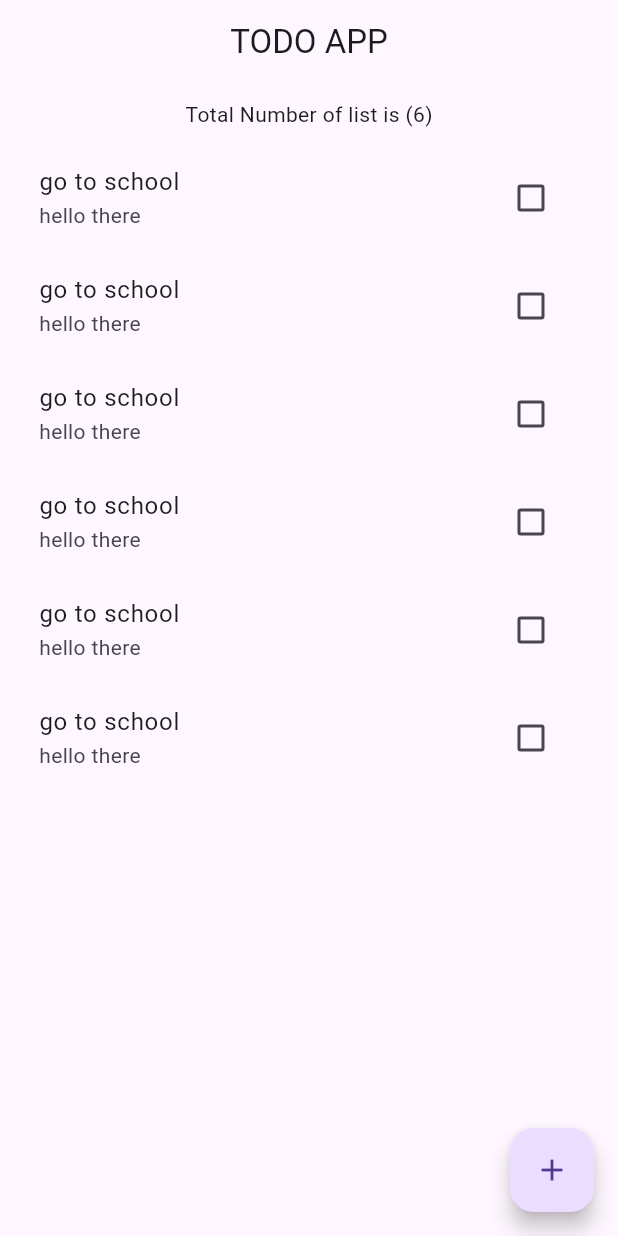
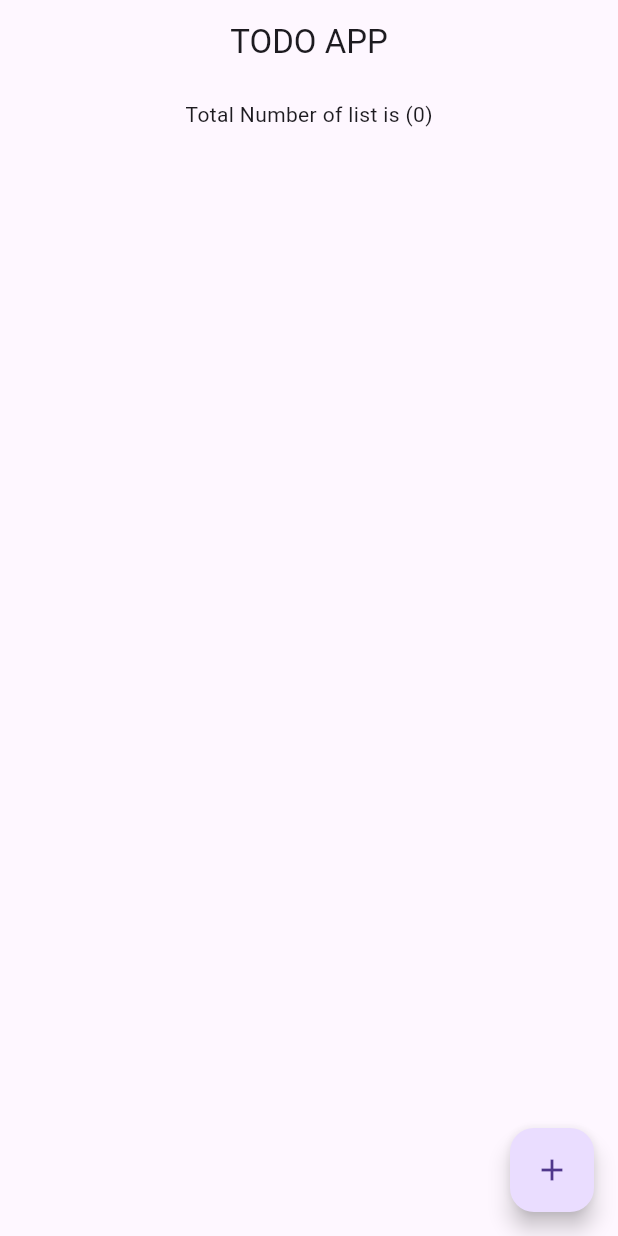
Before and after one commit to indra-chhedal/todo_indra, a Flutter app: the TodoAdd screen opened directly, after a tap on "Add Item", after a tap on "Cancel", on a phone screen of 412 x 824 dp. Run offline on Flutter 3.47's test engine with Material 3 defaults, Android fonts, the light colour scheme and no system bars.

Commit message:
10th commit

```diff
--- a/lib/models/todo.dart
+++ b/lib/models/todo.dart
@@ -9,12 +9,3 @@ class Todo {
     required this.isCompleted,
   });
 }
-
-List<Todo> todos = [
-  Todo(title: "go to school", description: "hello there", isCompleted: false),
-  Todo(title: "go to school", description: "hello there", isCompleted: false),
-  Todo(title: "go to school", description: "hello there", isCompleted: false),
-  Todo(title: "go to school", description: "hello there", isCompleted: false),
-  Todo(title: "go to school", description: "hello there", isCompleted: false),
-  Todo(title: "go to school", description: "hello there", isCompleted: false),
-];
--- a/lib/screens/todo_add_screen.dart
+++ b/lib/screens/todo_add_screen.dart
@@ -1,4 +1,5 @@
 import 'package:flutter/material.dart';
+import 'package:todo_indra/models/todo.dart';
 
 class TodoAdd extends StatefulWidget {
   const TodoAdd({super.key});
@@ -9,6 +10,17 @@ class TodoAdd extends StatefulWidget {
 
 class _TodoAddState extends State<TodoAdd> {
   final GlobalKey<FormState> _formKey = GlobalKey<FormState>();
+
+  TextEditingController titleControler = TextEditingController();
+  TextEditingController descriptionControler = TextEditingController();
+
+  @override
+  void dispose() {
+    titleControler.dispose();
+    descriptionControler.dispose();
+    super.dispose();
+  }
+
   @override
   Widget build(BuildContext context) {
     return Scaffold(
@@ -43,6 +55,7 @@ class _TodoAddState extends State<TodoAdd> {
                     Column(
                       children: [
                         TextFormField(
+                          controller: titleControler,
                           decoration: InputDecoration(
                             fillColor: const Color.fromARGB(255, 255, 254, 254),
                             // hintText: "Enter title",
@@ -64,7 +77,7 @@ class _TodoAddState extends State<TodoAdd> {
 
                         TextFormField(
                           maxLines: 3,
-
+                          controller: descriptionControler,
                           decoration: InputDecoration(
                             fillColor: const Color.fromARGB(255, 254, 254, 254),
                             // hintText: "Enter Description",
@@ -95,7 +108,16 @@ class _TodoAddState extends State<TodoAdd> {
                         children: [
                           ElevatedButton(
                             onPressed: () {
-                              _formKey.currentState!.validate();
+                              bool isValid = _formKey.currentState!.validate();
+
+                              if (isValid) {
+                                Todo todo = Todo(
+                                  title: titleControler.text,
+                                  description: descriptionControler.text,
+                                  isCompleted: false,
+                                );
+                                Navigator.of(context).pop(todo);
+                              }
                             },
                             style: ButtonStyle(
                               backgroundColor: WidgetStatePropertyAll(
```
Also changed, not shown: lib/screens/home_screen.dart (+14 -4 lines).
